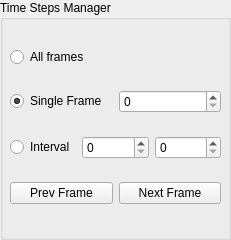
Above: timeStepsManager_ui.ui from MatthieuZins/BoundingBoxMe before the change. Below: the same form after it.
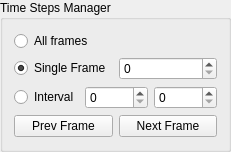
That is the form after the change.

The edit to the form file:
```diff
--- a/timeStepsManager_ui.ui
+++ b/timeStepsManager_ui.ui
@@ -7,7 +7,7 @@
     <x>0</x>
     <y>0</y>
     <width>231</width>
-    <height>240</height>
+    <height>152</height>
    </rect>
   </property>
   <property name="windowTitle">
@@ -16,15 +16,8 @@
   <property name="title">
    <string>Time Steps Manager</string>
   </property>
-  <widget class="QWidget" name="verticalLayoutWidget_2">
-   <property name="geometry">
-    <rect>
-     <x>10</x>
-     <y>30</y>
-     <width>211</width>
-     <height>191</height>
-    </rect>
-   </property>
+  <layout class="QVBoxLayout" name="verticalLayout">
+   <item>
    <layout class="QVBoxLayout" name="verticalLayout_2">
     <item>
      <widget class="QRadioButton" name="radioButton_all">
@@ -89,7 +82,8 @@
      </layout>
     </item>
    </layout>
-  </widget>
+   </item>
+  </layout>
  </widget>
  <resources/>
  <connections/>
```
Lines whose indentation alone changed are shown as unchanged.
